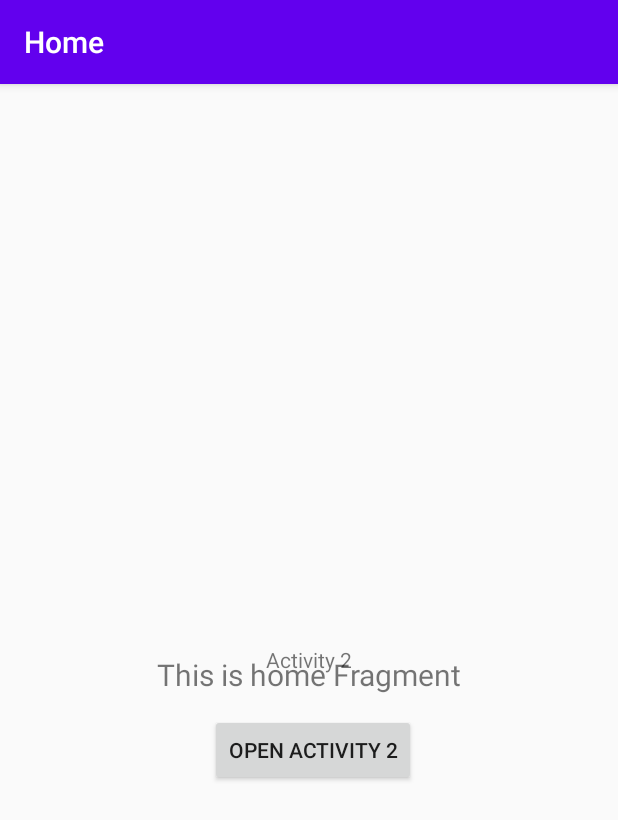
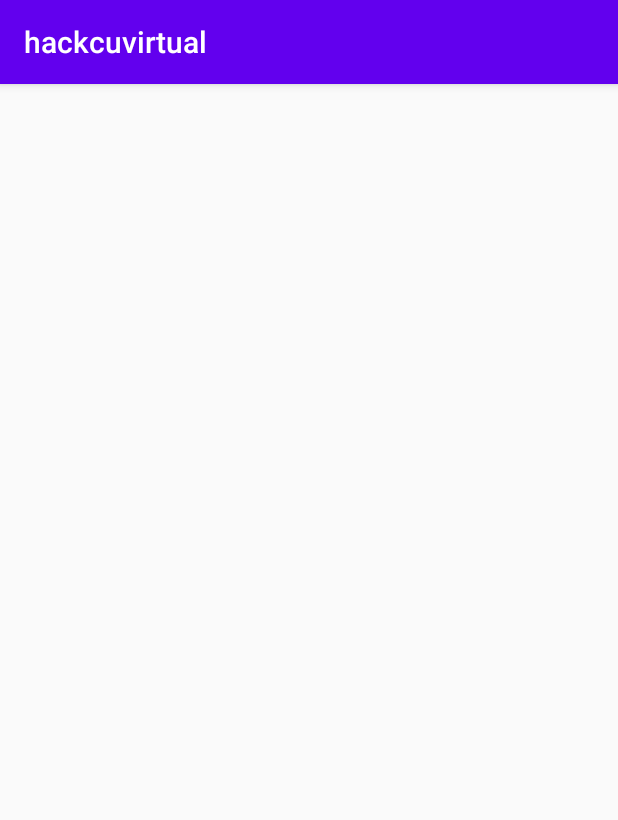
Before and after one commit to willemhscott/HackCUVirtual, an Android app: the screen it shows after launch (MainActivity), on a phone screen of 412 x 824 dp. Shown: the top 820 px of the screen. Run offline under Robolectric (Android 15) with nearby library versions, the phone set to English and light mode, and no system bars; our stand-ins replace navigation-ui.

```diff
--- a/app/src/main/java/com/github/henry232323/hackcuvirtual/MainActivity.kt
+++ b/app/src/main/java/com/github/henry232323/hackcuvirtual/MainActivity.kt
@@ -16,20 +16,20 @@ class MainActivity : AppCompatActivity() {
         super.onCreate(savedInstanceState)
         setContentView(R.layout.activity_main)
 
-        val button = findViewById<Button>(R.id.button)
+//        val button = findViewById<Button>(R.id.button)
 
-        button.setOnClickListener{
-
-        }
-        val navView: BottomNavigationView = findViewById(R.id.nav_view)
-
-        val navController = findNavController(R.id.nav_host_fragment)
-        // Passing each menu ID as a set of Ids because each
-        // menu should be considered as top level destinations.
-        val appBarConfiguration = AppBarConfiguration(setOf(
-                R.id.navigation_home, R.id.navigation_dashboard, R.id.navigation_notifications))
-        setupActionBarWithNavController(navController, appBarConfiguration)
-        navView.setupWithNavController(navController)
+//        button.setOnClickListener{
+//
+//        }
+//        val navView: BottomNavigationView = findViewById(R.id.nav_view)
+//
+//        val navController = findNavController(R.id.nav_host_fragment)
+//        // Passing each menu ID as a set of Ids because each
+//        // menu should be considered as top level destinations.
+//        val appBarConfiguration = AppBarConfiguration(setOf(
+//                R.id.navigation_home, R.id.navigation_dashboard, R.id.navigation_notifications))
+//        setupActionBarWithNavController(navController, appBarConfiguration)
+//        navView.setupWithNavController(navController)
 
     }
 
--- a/app/src/main/res/layout/activity_main.xml
+++ b/app/src/main/res/layout/activity_main.xml
@@ -6,50 +6,31 @@
     android:layout_height="match_parent"
     android:paddingTop="?attr/actionBarSize">
 
-    <TextView
-        android:layout_width="wrap_content"
-        android:layout_height="wrap_content"
-        android:text="Activity 2"
-        android:layout_centerVertical="true"
-        android:layout_centerHorizontal="true" />
 
-    <Button
-        android:id="@+id/button"
-        android:layout_width="wrap_content"
-        android:layout_height="wrap_content"
-        android:layout_alignParentStart="true"
-        android:layout_alignParentLeft="true"
-        android:layout_alignParentBottom="true"
-        android:layout_centerHorizontal="true"
-        android:layout_marginStart="140dp"
-        android:layout_marginLeft="140dp"
-        android:layout_marginBottom="300dp"
-        android:text="Open Activity 2" />
-
-    <com.google.android.material.bottomnavigation.BottomNavigationView
-        android:id="@+id/nav_view"
-        android:layout_width="0dp"
-        android:layout_height="wrap_content"
-        android:layout_marginStart="0dp"
-        android:layout_marginEnd="0dp"
-        android:background="?android:attr/windowBackground"
-        app:layout_constraintBottom_toBottomOf="parent"
-        app:layout_constraintLeft_toLeftOf="parent"
-        app:layout_constraintRight_toRightOf="parent"
-        app:menu="@menu/bottom_nav_menu" />
+<!--    <com.google.android.material.bottomnavigation.BottomNavigationView-->
+<!--        android:id="@+id/nav_view"-->
+<!--        android:layout_width="0dp"-->
+<!--        android:layout_height="wrap_content"-->
+<!--        android:layout_marginStart="0dp"-->
+<!--        android:layout_marginEnd="0dp"-->
+<!--        android:background="?android:attr/windowBackground"-->
+<!--        app:layout_constraintBottom_toBottomOf="parent"-->
+<!--        app:layout_constraintLeft_toLeftOf="parent"-->
+<!--        app:layout_constraintRight_toRightOf="parent"-->
+<!--        app:menu="@menu/bottom_nav_menu" />-->
 
 
-    <fragment
-        android:id="@+id/nav_host_fragment"
-        android:name="androidx.navigation.fragment.NavHostFragment"
-        android:layout_width="match_parent"
-        android:layout_height="667dp"
-        app:defaultNavHost="true"
-        app:layout_constraintBottom_toTopOf="@id/nav_view"
-        app:layout_constraintLeft_toLeftOf="parent"
-        app:layout_constraintRight_toRightOf="parent"
-        app:layout_constraintTop_toTopOf="parent"
-        app:navGraph="@navigation/mobile_navigation" />
+<!--    <fragment-->
+<!--        android:id="@+id/nav_host_fragment"-->
+<!--        android:name="androidx.navigation.fragment.NavHostFragment"-->
+<!--        android:layout_width="match_parent"-->
+<!--        android:layout_height="667dp"-->
+<!--        app:defaultNavHost="true"-->
+<!--        app:layout_constraintBottom_toTopOf="@id/nav_view"-->
+<!--        app:layout_constraintLeft_toLeftOf="parent"-->
+<!--        app:layout_constraintRight_toRightOf="parent"-->
+<!--        app:layout_constraintTop_toTopOf="parent"-->
+<!--        app:navGraph="@navigation/mobile_navigation" />-->
 
 
 </RelativeLayout>
--- a/app/src/main/res/layout/fragment_home.xml
+++ /dev/null
@@ -1,22 +0,0 @@
-<?xml version="1.0" encoding="utf-8"?>
-<androidx.constraintlayout.widget.ConstraintLayout xmlns:android="http://schemas.android.com/apk/res/android"
-    xmlns:app="http://schemas.android.com/apk/res-auto"
-    xmlns:tools="http://schemas.android.com/tools"
-    android:layout_width="match_parent"
-    android:layout_height="match_parent"
-    tools:context=".ui.home.HomeFragment">
-
-    <TextView
-        android:id="@+id/text_home"
-        android:layout_width="match_parent"
-        android:layout_height="wrap_content"
-        android:layout_marginStart="8dp"
-        android:layout_marginTop="8dp"
-        android:layout_marginEnd="8dp"
-        android:textAlignment="center"
-        android:textSize="20sp"
-        app:layout_constraintBottom_toBottomOf="parent"
-        app:layout_constraintEnd_toEndOf="parent"
-        app:layout_constraintStart_toStartOf="parent"
-        app:layout_constraintTop_toTopOf="parent" />
-</androidx.constraintlayout.widget.ConstraintLayout>
```
Also changed, not shown: app/src/main/java/com/github/henry232323/hackcuvirtual/First2Fragment.kt (deleted, +0 -31 lines), app/src/main/java/com/github/henry232323/hackcuvirtual/Second2Fragment.kt (deleted, +0 -31 lines), app/src/main/java/com/github/henry232323/hackcuvirtual/UserCard.kt (+42 -0 lines), app/src/main/res/layout/fragment_dashboard.xml (deleted, +0 -22 lines), app/src/main/res/layout/fragment_first2.xml (deleted, +0 -31 lines), app/src/main/res/layout/fragment_notifications.xml (deleted, +0 -22 lines), app/src/main/res/layout/fragment_second2.xml (deleted, +0 -30 lines).
